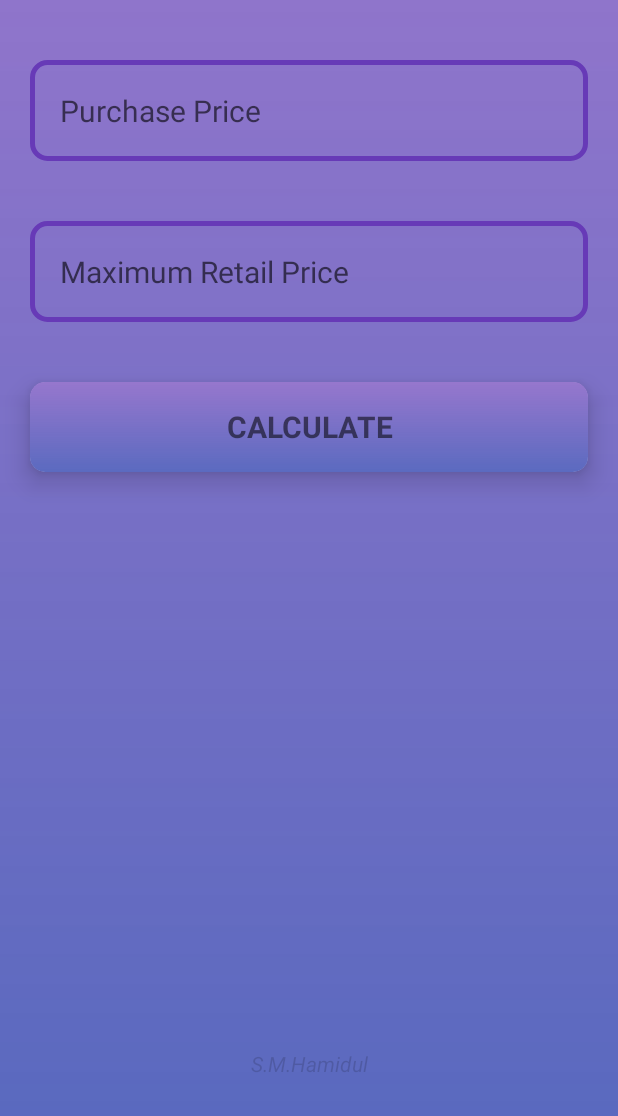
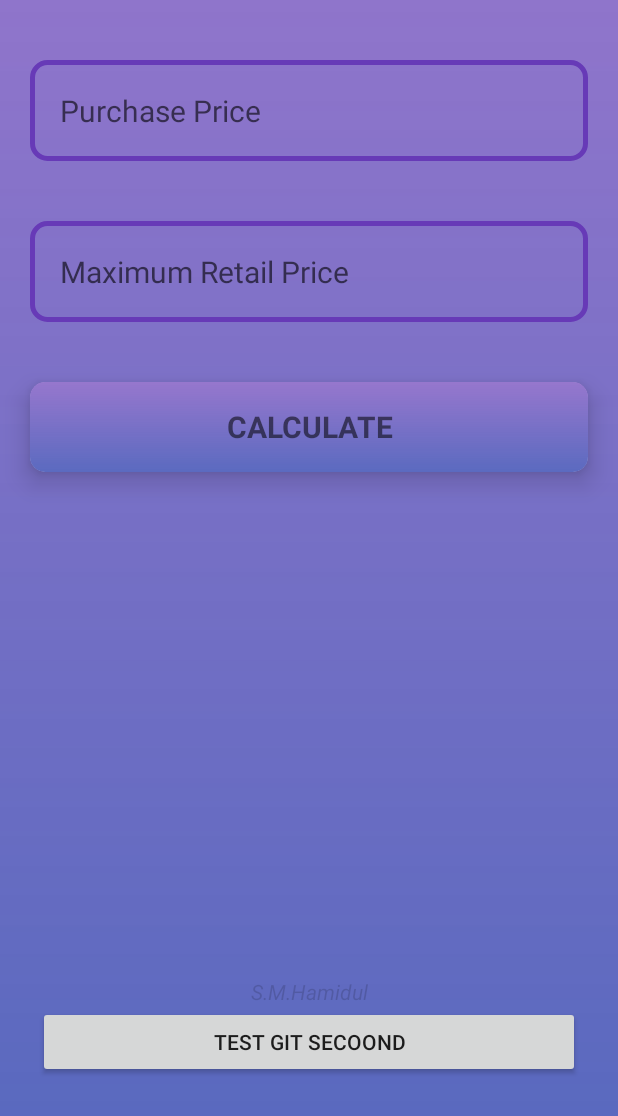
Before and after one commit to smhamidul/Profit_Calculator, an Android app: the screen it shows after launch (MainActivity), on a phone screen of 412 x 824 dp, the part 120-1236 px from its top. Run offline under Robolectric (Android 15) with nearby library versions, the phone set to English and light mode, and no system bars.

Commit message:
Profit Calculator Test second

```diff
--- a/app/src/main/res/layout/activity_main.xml
+++ b/app/src/main/res/layout/activity_main.xml
@@ -235,6 +235,12 @@
             android:textStyle="italic"
             />
 
+        <Button
+            android:layout_width="match_parent"
+            android:layout_height="wrap_content"
+            android:text="test git secoond"
+            />
+
     </LinearLayout>
 
 
```
